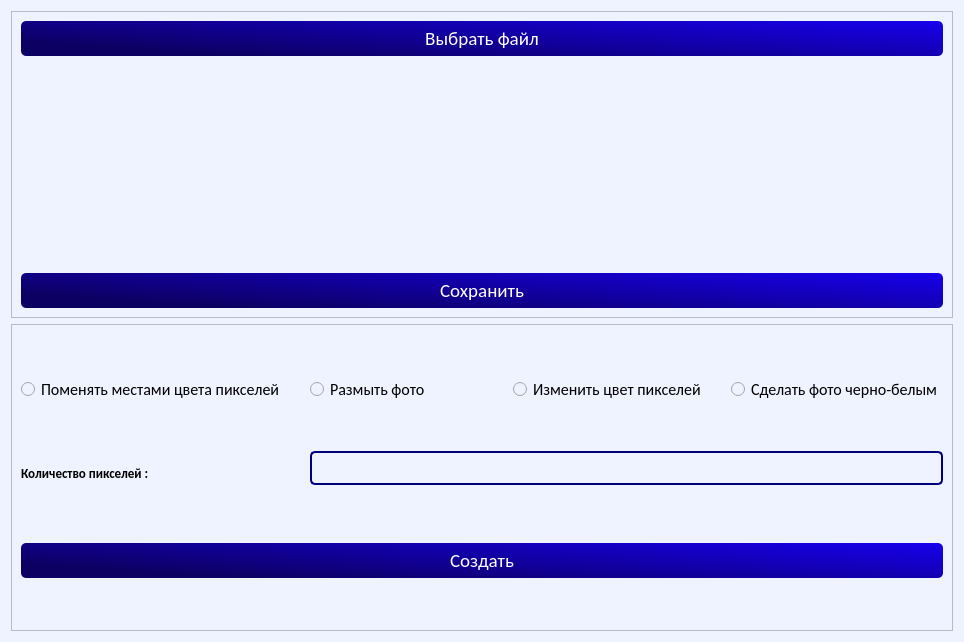
First picture: the form in ui/main.ui, repository nais2008/progect_yandex, before the edit.
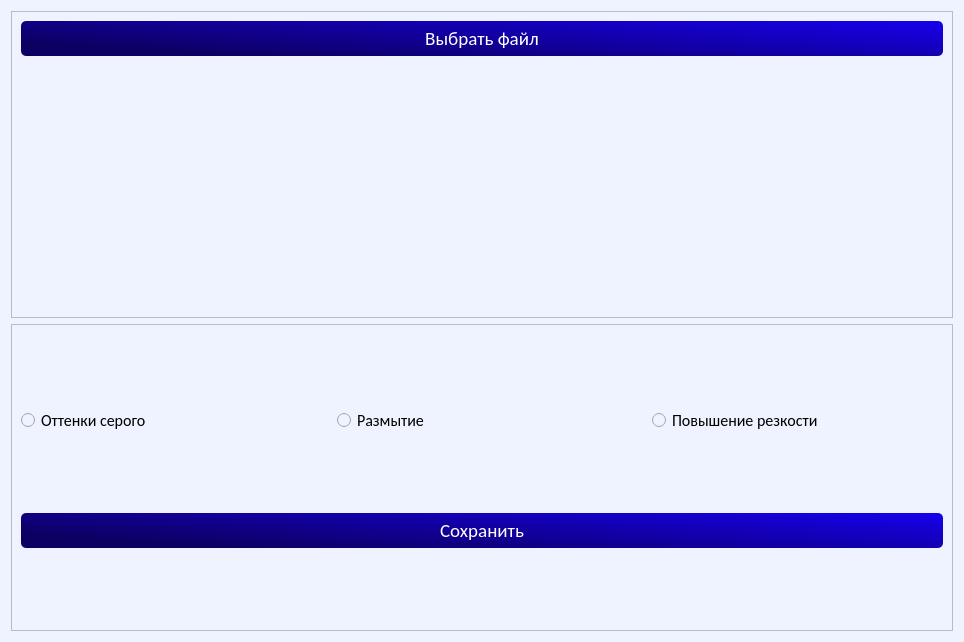
Second picture: the form after the edit.

The edit to the form file:
```diff
--- a/ui/main.ui
+++ b/ui/main.ui
@@ -72,7 +72,7 @@
        </widget>
       </item>
       <item>
-       <widget class="QLabel" name="picture">
+       <widget class="QLabel" name="label">
         <property name="layoutDirection">
          <enum>Qt::LeftToRight</enum>
         </property>
@@ -89,19 +89,6 @@
         </property>
        </widget>
       </item>
-      <item>
-       <widget class="QPushButton" name="pushButton_3">
-        <property name="font">
-         <font>
-          <family>Calibri</family>
-          <pointsize>14</pointsize>
-         </font>
-        </property>
-        <property name="text">
-         <string>Сохранить</string>
-        </property>
-       </widget>
-      </item>
      </layout>
     </widget>
    </item>
@@ -131,7 +118,20 @@
            </font>
           </property>
           <property name="text">
-           <string>Поменять местами цвета пикселей</string>
+           <string>Оттенки серого</string>
+          </property>
+         </widget>
+        </item>
+        <item row="0" column="2">
+         <widget class="QRadioButton" name="radio3">
+          <property name="font">
+           <font>
+            <family>Calibri</family>
+            <pointsize>12</pointsize>
+           </font>
+          </property>
+          <property name="text">
+           <string>Повышение резкости</string>
           </property>
          </widget>
         </item>
@@ -159,56 +159,12 @@
            <string notr="true"/>
           </property>
           <property name="text">
-           <string>Размыть фото</string>
+           <string>Размытие</string>
           </property>
          </widget>
         </item>
-        <item row="0" column="3">
-         <widget class="QRadioButton" name="radioButton_4">
-          <property name="font">
-           <font>
-            <family>Calibri</family>
-            <pointsize>12</pointsize>
-           </font>
-          </property>
-          <property name="text">
-           <string>Сделать фото черно-белым</string>
-          </property>
-         </widget>
-        </item>
-        <item row="0" column="2">
-         <widget class="QRadioButton" name="radioButton_3">
-          <property name="font">
-           <font>
-            <family>Calibri</family>
-            <pointsize>12</pointsize>
-           </font>
-          </property>
-          <property name="text">
-           <string>Изменить цвет пикселей</string>
-          </property>
-         </widget>
-        </item>
-        <item row="1" column="0">
-         <widget class="QLabel" name="label">
-          <property name="font">
-           <font>
-            <family>Calibri</family>
-            <pointsize>10</pointsize>
-            <weight>75</weight>
-            <bold>true</bold>
-           </font>
-          </property>
-          <property name="text">
-           <string>Количество пикселей :</string>
-          </property>
-         </widget>
-        </item>
-        <item row="1" column="1" colspan="3">
-         <widget class="QLineEdit" name="lineEdit"/>
-        </item>
-        <item row="2" column="0" colspan="4">
-         <widget class="QPushButton" name="pushButton">
+        <item row="1" column="0" colspan="3">
+         <widget class="QPushButton" name="btn_save">
           <property name="font">
            <font>
             <family>Calibri</family>
@@ -219,7 +175,7 @@
            <cursorShape>PointingHandCursor</cursorShape>
           </property>
           <property name="text">
-           <string>Создать</string>
+           <string>Сохранить</string>
           </property>
          </widget>
         </item>
```
Left out of the diff: 9 changed lines with no effect on the pictures.
